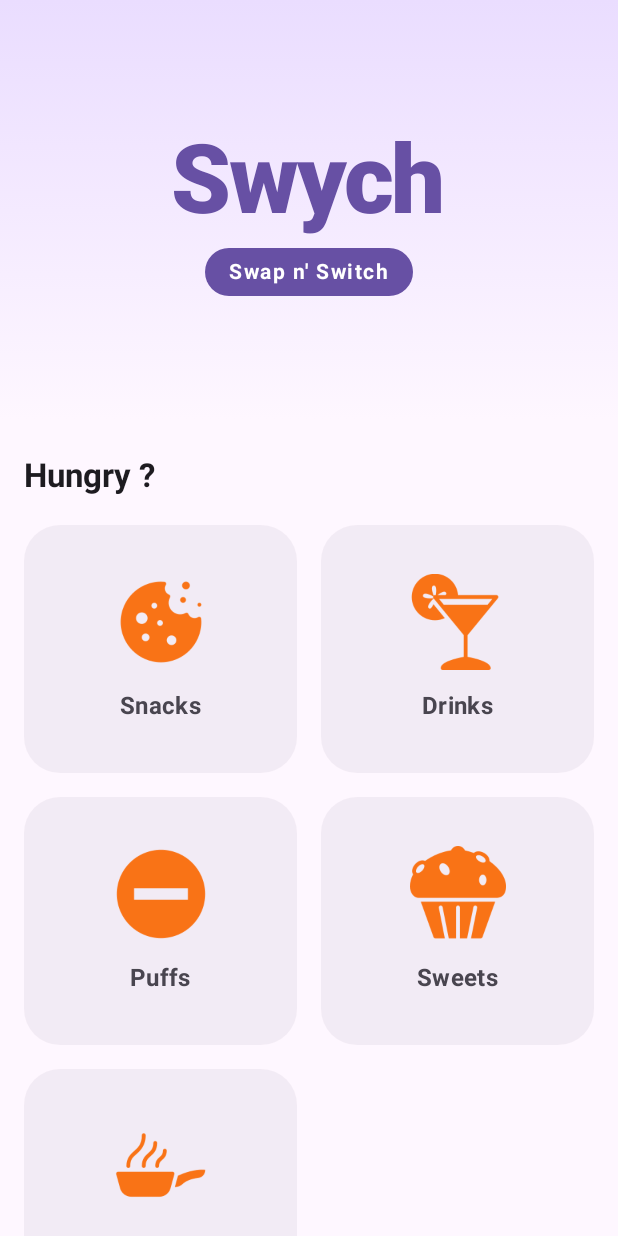
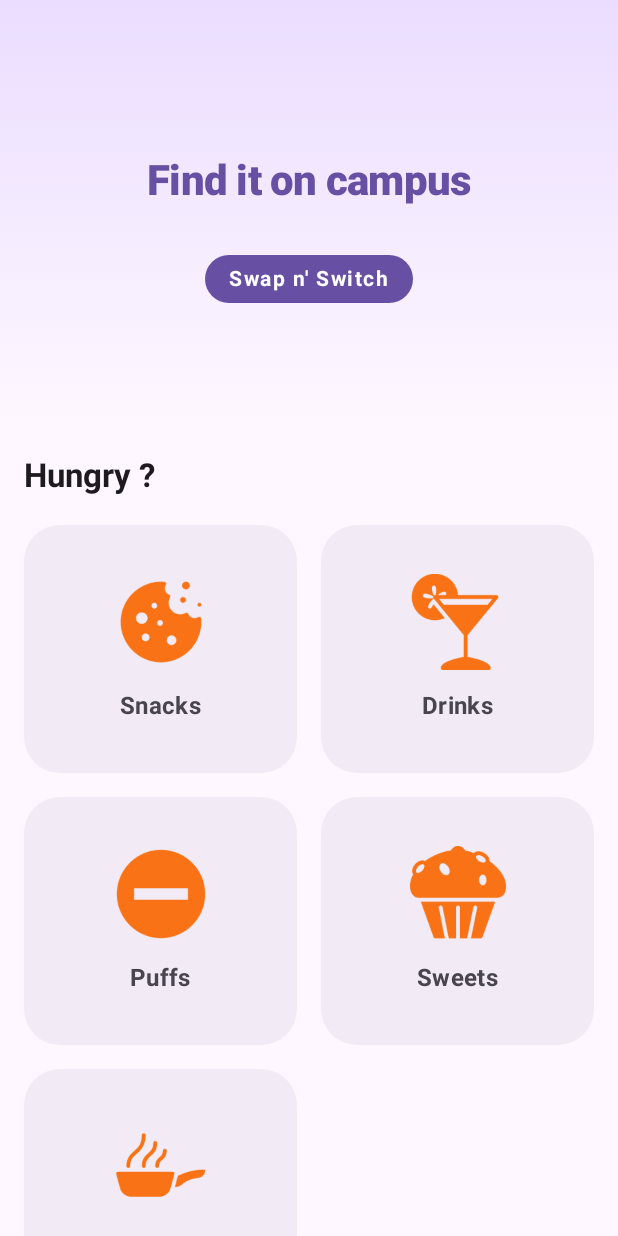
Before and after one commit to redrighthand2007/SWYCH, an Android app built with Jetpack Compose: the composable HomeContent shown on its own in the app's theme, after a tap on "Snacks", on a phone screen of 412 x 824 dp. Run offline under Robolectric (Android 15) with nearby library versions, the phone set to English and light mode, and no system bars.

Commit message:
add rotating home header

```diff
--- a/app/src/main/java/com/kush/swych/ui/home/HomeScreen.kt
+++ b/app/src/main/java/com/kush/swych/ui/home/HomeScreen.kt
@@ -1,5 +1,12 @@
 package com.kush.swych.ui.home
 
+import androidx.compose.animation.AnimatedContent
+import androidx.compose.animation.core.tween
+import androidx.compose.animation.fadeIn
+import androidx.compose.animation.fadeOut
+import androidx.compose.animation.slideInVertically
+import androidx.compose.animation.slideOutVertically
+import androidx.compose.animation.togetherWith
 import androidx.compose.foundation.Image
 import androidx.compose.foundation.background
 import androidx.compose.foundation.clickable
@@ -8,6 +15,11 @@ import androidx.compose.foundation.lazy.LazyColumn
 import androidx.compose.foundation.shape.RoundedCornerShape
 import androidx.compose.material3.*
 import androidx.compose.runtime.Composable
+import androidx.compose.runtime.LaunchedEffect
+import androidx.compose.runtime.getValue
+import androidx.compose.runtime.mutableIntStateOf
+import androidx.compose.runtime.remember
+import androidx.compose.runtime.setValue
 import androidx.compose.ui.Alignment
 import androidx.compose.ui.Modifier
 import androidx.compose.ui.draw.clip
@@ -15,10 +27,12 @@ import androidx.compose.ui.graphics.Brush
 import androidx.compose.ui.layout.ContentScale
 import androidx.compose.ui.res.painterResource
 import androidx.compose.ui.text.font.FontWeight
+import androidx.compose.ui.text.style.TextAlign
 import androidx.compose.ui.unit.dp
 import androidx.compose.ui.unit.sp
 import com.kush.swych.core.model.Category
 import com.kush.swych.core.model.CategoryGroup
+import kotlinx.coroutines.delay
 
 @Composable
 fun HomeContent(
@@ -51,15 +65,7 @@ fun HomeContent(
                     horizontalAlignment = Alignment.CenterHorizontally,
                     verticalArrangement = Arrangement.Center
                 ) {
-                    Text(
-                        text = "Swych",
-                        style = MaterialTheme.typography.displayLarge.copy(
-                            fontWeight = FontWeight.Black,
-                            letterSpacing = (-1.5).sp,
-                            fontSize = 64.sp
-                        ),
-                        color = MaterialTheme.colorScheme.primary
-                    )
+                    HeaderTicker()
                     Spacer(modifier = Modifier.height(8.dp))
                     Surface(
                         shape = RoundedCornerShape(100),
@@ -169,3 +175,57 @@ fun CategoryBox(
         }
     }
 }
+
+/**
+ * The app name, then how a deal works, one step at a time, looping back to the name.
+ * Starts again from "Swych" every time the Home tab is opened.
+ */
+private val tickerSteps = listOf(
+    "Swych",
+    "Find it on campus",
+    "Make your offer",
+    "Lock the deal",
+    "Meet at a public spot",
+    "Swap & done"
+)
+
+private const val NAME_HOLD_MILLIS = 2600L
+private const val STEP_HOLD_MILLIS = 2000L
+
+@Composable
+private fun HeaderTicker() {
+    var index by remember { mutableIntStateOf(0) }
+
+    LaunchedEffect(Unit) {
+        while (true) {
+            delay(if (index == 0) NAME_HOLD_MILLIS else STEP_HOLD_MILLIS)
+            index = (index + 1) % tickerSteps.size
+        }
+    }
+
+    // Fixed height so the cards below don't jump as the text size changes
+    Box(modifier = Modifier.height(84.dp), contentAlignment = Alignment.Center) {
+        AnimatedContent(
+            targetState = index,
+            transitionSpec = {
+                (slideInVertically(tween(450)) { it / 2 } + fadeIn(tween(450))) togetherWith
+                    (slideOutVertically(tween(350)) { -it / 2 } + fadeOut(tween(350)))
+            },
+            label = "header_ticker"
+        ) { step ->
+            val isName = step == 0
+            Text(
+                text = tickerSteps[step],
+                style = MaterialTheme.typography.displayLarge.copy(
+                    fontWeight = if (isName) FontWeight.Black else FontWeight.ExtraBold,
+                    letterSpacing = if (isName) (-1.5).sp else (-0.5).sp,
+                    fontSize = if (isName) 64.sp else 28.sp
+                ),
+                color = MaterialTheme.colorScheme.primary,
+                textAlign = TextAlign.Center,
+                maxLines = 1,
+                modifier = Modifier.padding(horizontal = 16.dp)
+            )
+        }
+    }
+}
```
